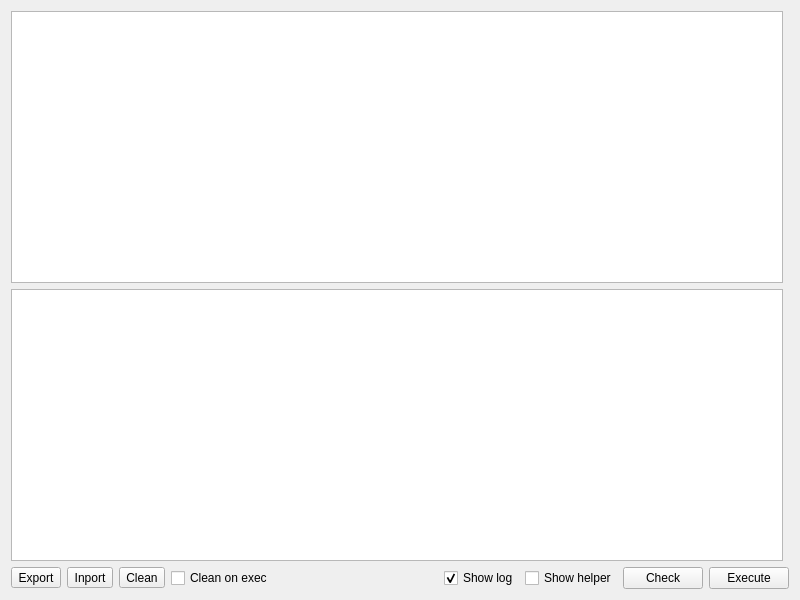
Before: the Qt Designer form interface/terminalwidget.ui in Kuszki/AVR-Monitor, drawn with Qt 5.
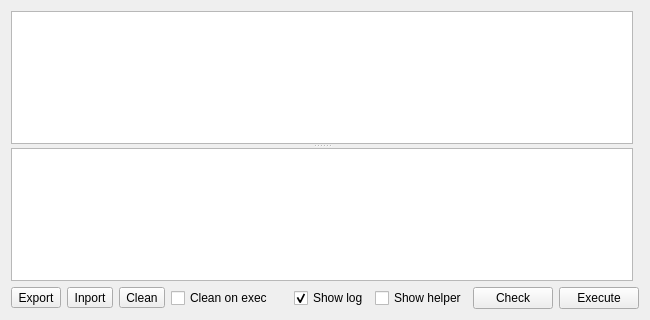
After: the same form once the commit is applied. Icons and pictures are not drawn. Custom widgets are drawn as their Qt base class.

```diff
--- a/interface/terminalwidget.ui
+++ b/interface/terminalwidget.ui
@@ -6,8 +6,8 @@
    <rect>
     <x>0</x>
     <y>0</y>
-    <width>800</width>
-    <height>600</height>
+    <width>650</width>
+    <height>320</height>
    </rect>
   </property>
   <property name="windowTitle">
@@ -15,6 +15,19 @@
   </property>
   <layout class="QGridLayout" name="gridLayout">
    <item row="0" column="0">
+    <widget class="QSplitter" name="editSplitter">
+     <property name="sizePolicy">
+      <sizepolicy hsizetype="Expanding" vsizetype="Expanding">
+       <horstretch>0</horstretch>
+       <verstretch>0</verstretch>
+      </sizepolicy>
+     </property>
+     <property name="orientation">
+      <enum>Qt::Vertical</enum>
+     </property>
+     <property name="childrenCollapsible">
+      <bool>false</bool>
+     </property>
     <widget class="KLScripteditor" name="Log">
      <property name="readOnly">
       <bool>true</bool>
@@ -23,6 +36,8 @@
       <number>1000</number>
      </property>
     </widget>
+     <widget class="KLScripteditor" name="Script"/>
+    </widget>
    </item>
    <item row="0" column="1" rowspan="2">
     <widget class="HelperWidget" name="Helper" native="true">
@@ -34,10 +49,7 @@
      </property>
     </widget>
    </item>
-   <item row="1" column="0">
-    <widget class="KLScripteditor" name="Script"/>
-   </item>
-   <item row="2" column="0" colspan="2">
+   <item row="1" column="0" colspan="2">
     <layout class="QHBoxLayout" name="toolsLayout">
      <item>
       <widget class="QToolButton" name="saveButton">
```
Left out of the diff: 2 changed lines with no effect on the pictures. Lines whose indentation alone changed are shown as unchanged.
